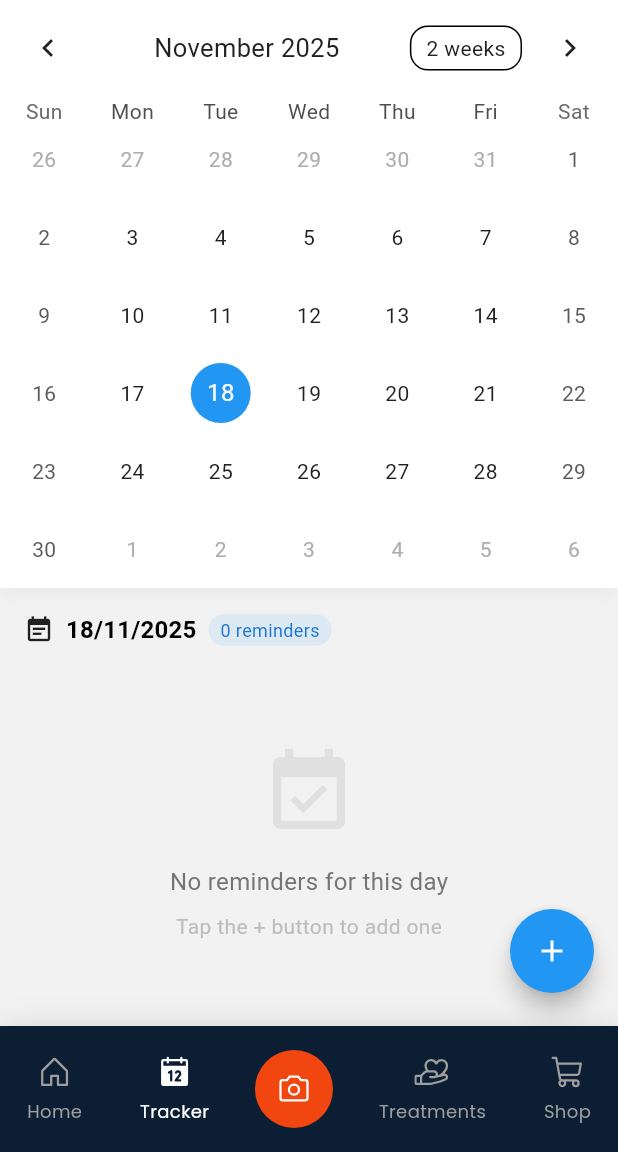
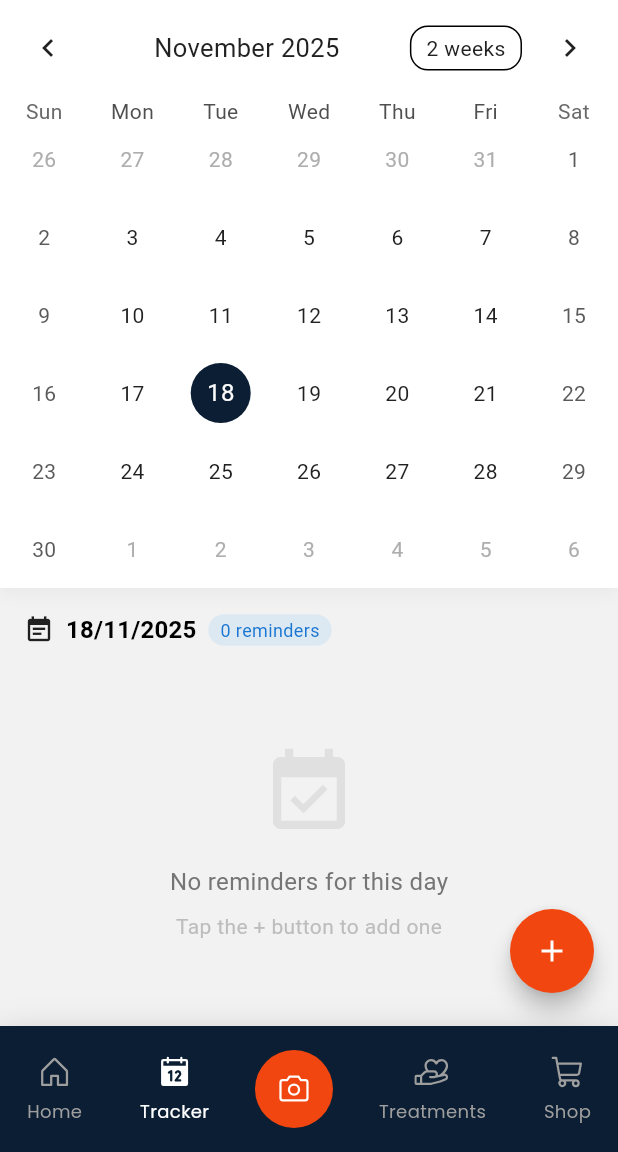
Before and after one commit to yakupkahraman/hey-smile, a Flutter app: the TrackerPage screen opened by its route, on a phone screen of 412 x 824 dp, the part 84-1236 px from its top. Run offline on Flutter 3.47's test engine with Material 3 defaults, Android fonts, the phone set to English and light mode, and no system bars; drawn by our look-alikes of table_calendar; our stand-ins replace go_router, phosphor_flutter, shared_preferences; accounts and stored records are empty.

Commit message:
Add TreatmentsPage and update TrackerPage to use theme colors for UI elements

```diff
--- a/lib/features/tracker/presentation/pages/tracker_page.dart
+++ b/lib/features/tracker/presentation/pages/tracker_page.dart
@@ -184,15 +184,17 @@ class _TrackerPageState extends State<TrackerPage>
                   },
                   calendarStyle: CalendarStyle(
                     todayDecoration: BoxDecoration(
-                      color: Colors.blue.withOpacity(0.5),
+                      color: Theme.of(
+                        context,
+                      ).colorScheme.primary.withOpacity(0.5),
                       shape: BoxShape.circle,
                     ),
-                    selectedDecoration: const BoxDecoration(
-                      color: Colors.blue,
+                    selectedDecoration: BoxDecoration(
+                      color: Theme.of(context).colorScheme.primary,
                       shape: BoxShape.circle,
                     ),
-                    markerDecoration: const BoxDecoration(
-                      color: Colors.orange,
+                    markerDecoration: BoxDecoration(
+                      color: Theme.of(context).colorScheme.secondary,
                       shape: BoxShape.circle,
                     ),
                   ),
@@ -316,7 +318,7 @@ class _TrackerPageState extends State<TrackerPage>
             Bubble(
               title: "Add Reminder",
               iconColor: Colors.white,
-              bubbleColor: Colors.blue,
+              bubbleColor: Theme.of(context).colorScheme.secondary,
               icon: Icons.add_alert,
               titleStyle: const TextStyle(fontSize: 16, color: Colors.white),
               onPress: () {
@@ -327,7 +329,7 @@ class _TrackerPageState extends State<TrackerPage>
             Bubble(
               title: "Add Photo",
               iconColor: Colors.white,
-              bubbleColor: Colors.blue,
+              bubbleColor: Theme.of(context).colorScheme.secondary,
               icon: Icons.add_a_photo,
               titleStyle: const TextStyle(fontSize: 16, color: Colors.white),
               onPress: () {},
@@ -355,7 +357,7 @@ class _TrackerPageState extends State<TrackerPage>
             }
           },
           iconColor: Colors.white,
-          backGroundColor: Colors.blue,
+          backGroundColor: Theme.of(context).colorScheme.secondary,
           animatedIconData: AnimatedIcons.add_event,
         ),
       ),
```
Also changed, not shown: lib/features/threatments/presentation/pages/treatments_page.dart (line endings or trailing spaces).
